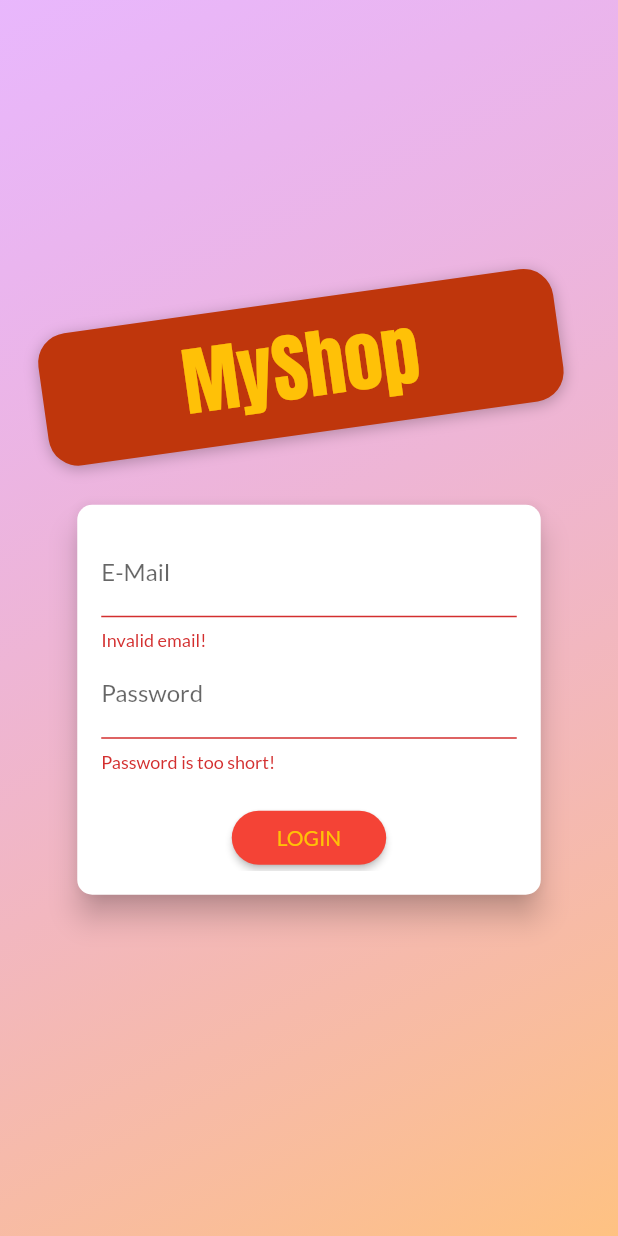
After one commit to dev-marko/shop_app, a Flutter app: the screen it shows after launch, after a tap on "LOGIN", on a phone screen of 412 x 824 dp. The commit adds this screen. Run offline on Flutter 3.47's test engine with Material 2 defaults, Android fonts, the phone set to English and light mode, and no system bars; our stand-ins replace shared_preferences; network calls fail.

Commit message:
Section 11: Adding User Auth

```diff
--- a/lib/main.dart
+++ b/lib/main.dart
@@ -1,4 +1,5 @@
 import 'package:flutter/material.dart';
+import 'package:flutter_complete_guide/screens/splash_screen.dart';
 import 'package:provider/provider.dart';
 
 import './screens/products_overview_screen.dart';
@@ -7,10 +8,12 @@ import './screens/shopping_cart_screen.dart';
 import './screens/orders_screen.dart';
 import './screens/user_products_screen.dart';
 import './screens/edit_product_screen.dart';
+import './screens/auth_screen.dart';
 
 import './providers/products_provider.dart';
 import './providers/shopping_cart_provider.dart';
 import './providers/orders_provider.dart';
+import './providers/auth.dart';
 
 void main() => runApp(MyApp());
 
@@ -19,17 +22,29 @@ class MyApp extends StatelessWidget {
   Widget build(BuildContext context) {
     return MultiProvider(
       providers: [
-        ChangeNotifierProvider(
-          create: (ctx) => Products(),
+        ChangeNotifierProvider.value(
+          value: Auth(),
+        ),
+        ChangeNotifierProxyProvider<Auth, Products>(
+          update: (ctx, auth, previousProducts) => Products(
+            auth.token,
+            auth.userId,
+            previousProducts == null ? [] : previousProducts.items,
+          ),
         ),
         ChangeNotifierProvider(
           create: (ctx) => ShoppingCart(),
         ),
-        ChangeNotifierProvider(
-          create: (ctx) => Orders(),
+        ChangeNotifierProxyProvider<Auth, Orders>(
+          update: (ctx, auth, previousOrders) => Orders(
+            auth.token,
+            auth.userId,
+            previousOrders == null ? [] : previousOrders.orders,
+          ),
         ),
       ],
-      child: MaterialApp(
+      child: Consumer<Auth>(
+        builder: (ctx, auth, _) => MaterialApp(
           title: 'MyShop',
           theme: ThemeData(
             colorScheme: Theme.of(context).colorScheme.copyWith(
@@ -38,8 +53,19 @@ class MyApp extends StatelessWidget {
                 ),
             fontFamily: 'Lato',
           ),
-        home: ProductsOverwiewScreen(),
+          home: auth.isAuth
+              ? ProductsOverwiewScreen()
+              : FutureBuilder(
+                  future: auth.tryAutoLogin(),
+                  builder: (ctx, authResultSnapshot) =>
+                      authResultSnapshot.connectionState ==
+                              ConnectionState.waiting
+                          ? SplashScreen()
+                          : AuthScreen(),
+                ),
           routes: {
+            ProductsOverwiewScreen.routeName: (context) =>
+                ProductsOverwiewScreen(),
             ProductDetailScreen.routeName: (context) => ProductDetailScreen(),
             ShoppingCartScreen.routeName: (context) => ShoppingCartScreen(),
             OrdersScreen.routeName: (context) => OrdersScreen(),
@@ -47,6 +73,7 @@ class MyApp extends StatelessWidget {
             EditProductScreen.routeName: (context) => EditProductScreen(),
           },
         ),
+      ),
     );
   }
 }
--- /dev/null
+++ b/lib/providers/auth.dart
@@ -0,0 +1,131 @@
+import 'dart:async';
+
+import 'package:flutter/widgets.dart';
+import 'package:http/http.dart' as http;
+import 'package:shared_preferences/shared_preferences.dart';
+import 'dart:convert';
+
+import '../models/http_exception.dart';
+
+class Auth with ChangeNotifier {
+  String _token;
+  DateTime _expiryDate;
+  String _userId;
+  Timer _authTimer;
+
+  bool get isAuth {
+    return token != null;
+  }
+
+  String get token {
+    if (_expiryDate != null &&
+        _expiryDate.isAfter(DateTime.now()) &&
+        _token != null) {
+      return _token;
+    }
+    return null;
+  }
+
+  String get userId {
+    return _userId;
+  }
+
+  Future<void> _authenticate(
+      String email, String password, String urlSegment) async {
+    final url = Uri.parse(
+        'https://identitytoolkit.googleapis.com/v1/accounts:$urlSegment?key=AIzaSyC23alwvLw-NiuZb2GJfMZZZrpdsbJ14gY');
+
+    try {
+      final response = await http.post(
+        url,
+        body: json.encode(
+          {
+            'email': email,
+            'password': password,
+            'returnSecureToken': true,
+          },
+        ),
+      );
+
+      final responseData = json.decode(response.body);
+
+      if (responseData['error'] != null) {
+        throw HttpException(responseData['error']['message']);
+      }
+
+      _token = responseData['idToken'];
+      _userId = responseData['localId'];
+      _expiryDate = DateTime.now().add(
+        Duration(
+          seconds: int.parse(responseData['expiresIn']),
+        ),
+      );
+
+      _autoLogout();
+
+      notifyListeners();
+
+      final prefs = await SharedPreferences.getInstance();
+      final userData = json.encode(
+        {
+          'token': _token,
+          'userId': _userId,
+          'expiryDate': _expiryDate.toIso8601String(),
+        },
+      );
+      prefs.setString('userData', userData);
+    } catch (err) {
+      throw err;
+    }
+  }
+
+  Future<void> signup(String email, String password) async {
+    return _authenticate(email, password, 'signUp');
+  }
+
+  Future<void> login(String email, String password) async {
+    return _authenticate(email, password, 'signInWithPassword');
+  }
+
+  Future<bool> tryAutoLogin() async {
+    final prefs = await SharedPreferences.getInstance();
+
+    if (!prefs.containsKey('userData')) {
+      return false;
+    }
+
+    final extractedUserData = json.decode(prefs.get('userData'));
+    final expiryDate = DateTime.parse(extractedUserData['expiryDate']);
+
+    if (expiryDate.isBefore(DateTime.now())) {
+      return false;
+    }
+
+    _token = extractedUserData['token'];
+    _userId = extractedUserData['userId'];
+    _expiryDate = expiryDate;
+    notifyListeners();
+    _autoLogout();
+    return true;
+  }
+
+  void logout() {
+    _token = null;
+    _userId = null;
+    _expiryDate = null;
+    if (_authTimer != null) {
+      _authTimer.cancel();
+      _authTimer = null;
+    }
+    notifyListeners();
+  }
+
+  void _autoLogout() {
+    if (_authTimer != null) {
+      _authTimer.cancel();
+    }
+
+    final timeToExpiry = _expiryDate.difference(DateTime.now()).inSeconds;
+    _authTimer = Timer(Duration(seconds: 3), logout);
+  }
+}
--- a/lib/providers/orders_provider.dart
+++ b/lib/providers/orders_provider.dart
@@ -21,6 +21,10 @@ class OrderItem {
 
 class Orders with ChangeNotifier {
   List<OrderItem> _orders = [];
+  final String authToken;
+  final String userId;
+
+  Orders(this.authToken, this.userId, this._orders);
 
   List<OrderItem> get orders {
     return [..._orders];
@@ -28,8 +32,12 @@ class Orders with ChangeNotifier {
 
   Future<void> fetchOrders() async {
     final Uri url = Uri.https(
-        'shop-app-162ba-default-rtdb.europe-west1.firebasedatabase.app',
-        '/orders.json');
+      'shop-app-162ba-default-rtdb.europe-west1.firebasedatabase.app',
+      '/orders/$userId.json',
+      {
+        'auth': authToken,
+      },
+    );
 
     final response = await http.get(url);
     final List<OrderItem> loadedOrders = [];
@@ -63,8 +71,12 @@ class Orders with ChangeNotifier {
   Future<void> addOrder(
       List<ShoppingCartItem> shoppingCartItems, double total) async {
     final Uri url = Uri.https(
-        'shop-app-162ba-default-rtdb.europe-west1.firebasedatabase.app',
-        '/orders.json');
+      'shop-app-162ba-default-rtdb.europe-west1.firebasedatabase.app',
+      '/orders/$userId.json',
+      {
+        'auth': authToken,
+      },
+    );
 
     final timestamp = DateTime.now();
 
--- /dev/null
+++ b/lib/screens/auth_screen.dart
@@ -0,0 +1,289 @@
+import 'dart:math';
+
+import 'package:flutter/foundation.dart';
+import 'package:flutter/material.dart';
+import 'package:flutter_complete_guide/models/http_exception.dart';
+import 'package:flutter_complete_guide/providers/auth.dart';
+import 'package:provider/provider.dart';
+
+enum AuthMode { Signup, Login }
+
+class AuthScreen extends StatelessWidget {
+  static const routeName = '/auth';
+
+  @override
+  Widget build(BuildContext context) {
+    final deviceSize = MediaQuery.of(context).size;
+    // final transformConfig = Matrix4.rotationZ(-8 * pi / 180);
+    // transformConfig.translate(-10.0);
+    return Scaffold(
+      // resizeToAvoidBottomInset: false,
+      body: Stack(
+        children: <Widget>[
+          Container(
+            decoration: BoxDecoration(
+              gradient: LinearGradient(
+                colors: [
+                  Color.fromRGBO(215, 117, 255, 1).withOpacity(0.5),
+                  Color.fromRGBO(255, 188, 117, 1).withOpacity(0.9),
+                ],
+                begin: Alignment.topLeft,
+                end: Alignment.bottomRight,
+                stops: [0, 1],
+              ),
+            ),
+          ),
+          SingleChildScrollView(
+            child: Container(
+              height: deviceSize.height,
+              width: deviceSize.width,
+              child: Column(
+                mainAxisAlignment: MainAxisAlignment.center,
+                crossAxisAlignment: CrossAxisAlignment.center,
+                children: <Widget>[
+                  Flexible(
+                    child: Container(
+                      margin: EdgeInsets.only(bottom: 20.0),
+                      padding:
+                          EdgeInsets.symmetric(vertical: 8.0, horizontal: 94.0),
+                      transform: Matrix4.rotationZ(-8 * pi / 180)
+                        ..translate(-10.0),
+                      // ..translate(-10.0),
+                      decoration: BoxDecoration(
+                        borderRadius: BorderRadius.circular(20),
+                        color: Colors.deepOrange.shade900,
+                        boxShadow: [
+                          BoxShadow(
+                            blurRadius: 8,
+                            color: Colors.black26,
+                            offset: Offset(0, 2),
+                          )
+                        ],
+                      ),
+                      child: Text(
+                        'MyShop',
+                        style: TextStyle(
+                          color: Theme.of(context).colorScheme.secondary,
+                          fontSize: 50,
+                          fontFamily: 'Anton',
+                          fontWeight: FontWeight.normal,
+                        ),
+                      ),
+                    ),
+                  ),
+                  Flexible(
+                    flex: deviceSize.width > 600 ? 2 : 1,
+                    child: AuthCard(),
+                  ),
+                ],
+              ),
+            ),
+          ),
+        ],
+      ),
+    );
+  }
+}
+
+class AuthCard extends StatefulWidget {
+  const AuthCard({
+    Key key,
+  }) : super(key: key);
+
+  @override
+  _AuthCardState createState() => _AuthCardState();
+}
+
+class _AuthCardState extends State<AuthCard> {
+  final GlobalKey<FormState> _formKey = GlobalKey();
+  AuthMode _authMode = AuthMode.Login;
+  Map<String, String> _authData = {
+    'email': '',
+    'password': '',
+  };
+  var _isLoading = false;
+  final _passwordController = TextEditingController();
+
+  void _showErrorDialog(String message) {
+    showDialog(
+      context: context,
+      builder: (ctx) => AlertDialog(
+        title: Text('An Error Occured!'),
+        content: Text(message),
+        actions: [
+          TextButton(
+            child: Text('OK'),
+            onPressed: () => Navigator.of(context).pop(),
+          ),
+        ],
+      ),
+    );
+  }
+
+  Future<void> _submit() async {
+    if (!_formKey.currentState.validate()) {
+      // Invalid!
+      return;
+    }
+    _formKey.currentState.save();
+    setState(() {
+      _isLoading = true;
+    });
+    try {
+      if (_authMode == AuthMode.Login) {
+        // Log user in
+        await Provider.of<Auth>(context, listen: false)
+            .login(_authData['email'], _authData['password']);
+      } else {
+        // Sign user up
+        await Provider.of<Auth>(context, listen: false).signup(
+          _authData['email'],
+          _authData['password'],
+        );
+      }
+
+
+    } on HttpException catch (error) {
+      String errorMessage = 'Authentication failed.';
+      if (error.toString().contains('EMAIL_EXISTS')) {
+        errorMessage = 'This email address is already in use.';
+      } else if (error.toString().contains('INVALID_EMAIL')) {
+        errorMessage = 'This is not a valid email address';
+      } else if (error.toString().contains('WEAK_PASSWORD')) {
+        errorMessage = 'This password is too weak.';
+      } else if (error.toString().contains('EMAIL_NOT_FOUND')) {
+        errorMessage = 'Email not found.';
+      } else if (error.toString().contains('INVALID_PASSWORD')) {
+        errorMessage = 'Invalid password.';
+      }
+      _showErrorDialog(errorMessage);
+    } catch (error) {
+      const String errorMessage =
+          'Could not authenticate, please try again later.';
+      _showErrorDialog(errorMessage);
+    }
+    setState(() {
+      _isLoading = false;
+    });
+  }
+
+  void _switchAuthMode() {
+    if (_authMode == AuthMode.Login) {
+      setState(() {
+        _authMode = AuthMode.Signup;
+      });
+    } else {
+      setState(() {
+        _authMode = AuthMode.Login;
+      });
+    }
+  }
+
+  @override
+  Widget build(BuildContext context) {
+    final deviceSize = MediaQuery.of(context).size;
+    return Card(
+      shape: RoundedRectangleBorder(
+        borderRadius: BorderRadius.circular(10.0),
+      ),
+      elevation: 8.0,
+      child: Container(
+        height: _authMode == AuthMode.Signup ? 320 : 260,
+        constraints:
+            BoxConstraints(minHeight: _authMode == AuthMode.Signup ? 320 : 260),
+        width: deviceSize.width * 0.75,
+        padding: EdgeInsets.all(16.0),
+        child: Form(
+          key: _formKey,
+          child: SingleChildScrollView(
+            child: Column(
+              children: <Widget>[
+                TextFormField(
+                  decoration: InputDecoration(labelText: 'E-Mail'),
+                  keyboardType: TextInputType.emailAddress,
+                  validator: (value) {
+                    if (value.isEmpty || !value.contains('@')) {
+                      return 'Invalid email!';
+                    }
+                    return null;
+                  },
+                  onSaved: (value) {
+                    _authData['email'] = value;
+                  },
+                ),
+                TextFormField(
+                  decoration: InputDecoration(labelText: 'Password'),
+                  obscureText: true,
+                  controller: _passwordController,
+                  validator: (value) {
+                    if (value.isEmpty || value.length < 5) {
+                      return 'Password is too short!';
+                    }
+                  },
+                  onSaved: (value) {
+                    _authData['password'] = value;
+                  },
+                ),
+                if (_authMode == AuthMode.Signup)
+                  TextFormField(
+                    enabled: _authMode == AuthMode.Signup,
+                    decoration: InputDecoration(labelText: 'Confirm Password'),
+                    obscureText: true,
+                    validator: _authMode == AuthMode.Signup
+                        ? (value) {
+                            if (value != _passwordController.text) {
+                              return 'Passwords do not match!';
+                            }
+                          }
+                        : null,
+                  ),
+                SizedBox(
+                  height: 20,
+                ),
+                if (_isLoading)
+                  CircularProgressIndicator()
+                else
+                  ElevatedButton(
+                    child:
+                        Text(_authMode == AuthMode.Login ? 'LOGIN' : 'SIGN UP'),
+                    onPressed: _submit,
+                    style: ButtonStyle(
+                      shape: MaterialStateProperty.all<RoundedRectangleBorder>(
+                        RoundedRectangleBorder(
+                          borderRadius: BorderRadius.circular(30),
+                        ),
+                      ),
+                      padding: MaterialStateProperty.all<EdgeInsets>(
+                        EdgeInsets.symmetric(
+                          horizontal: 30.0,
+                          vertical: 8.0,
+                        ),
+                      ),
+                      backgroundColor: MaterialStateProperty.all<Color>(
+                          Theme.of(context).colorScheme.primary),
+                      foregroundColor: MaterialStateProperty.all<Color>(
+                          Theme.of(context).colorScheme.secondary),
+                    ),
+                  ),
+                TextButton(
+                  child: Text(
+                      '${_authMode == AuthMode.Login ? 'SIGNUP' : 'LOGIN'} INSTEAD'),
+                  onPressed: _switchAuthMode,
+                  style: ButtonStyle(
+                    padding: MaterialStateProperty.all<EdgeInsets>(
+                      EdgeInsets.symmetric(horizontal: 30.0, vertical: 4),
+                    ),
+                    tapTargetSize: MaterialTapTargetSize.shrinkWrap,
+                    foregroundColor: MaterialStateProperty.all<Color>(
+                      Theme.of(context).colorScheme.primary,
+                    ),
+                  ),
+                ),
+              ],
+            ),
+          ),
+        ),
+      ),
+    );
+  }
+}
--- a/lib/screens/products_overview_screen.dart
+++ b/lib/screens/products_overview_screen.dart
@@ -14,6 +14,7 @@ import '../providers/product.dart';
 enum FilterOptions { Favorites, All }
 
 class ProductsOverwiewScreen extends StatefulWidget {
+  static const String routeName = '/products';
   @override
   State<ProductsOverwiewScreen> createState() => _ProductsOverwiewScreenState();
 }
--- /dev/null
+++ b/lib/screens/splash_screen.dart
@@ -0,0 +1,12 @@
+import 'package:flutter/material.dart';
+
+class SplashScreen extends StatelessWidget {
+  @override
+  Widget build(BuildContext context) {
+    return Scaffold(
+      body: Center(
+        child: Text('Loading...'),
+      ),
+    );
+  }
+}
--- a/lib/widgets/product_item.dart
+++ b/lib/widgets/product_item.dart
@@ -1,4 +1,5 @@
 import 'package:flutter/material.dart';
+import 'package:flutter_complete_guide/providers/auth.dart';
 import 'package:provider/provider.dart';
 
 import '../screens/product_detail_screen.dart';
@@ -18,6 +19,7 @@ class ProductItem extends StatelessWidget {
     final Product product = Provider.of<Product>(context, listen: false);
     final shoppingCartContext =
         Provider.of<ShoppingCart>(context, listen: false);
+    final authData = Provider.of<Auth>(context, listen: false);
 
     return ClipRRect(
       borderRadius: BorderRadius.all(
@@ -43,7 +45,7 @@ class ProductItem extends StatelessWidget {
               icon: Icon(
                   product.isFavorite ? Icons.favorite : Icons.favorite_border),
               onPressed: () {
-                product.toggleFavoriteStatus();
+                product.toggleFavoriteStatus(authData.token, authData.userId);
               },
               color: Theme.of(context).colorScheme.secondary,
             ),
--- a/pubspec.yaml
+++ b/pubspec.yaml
@@ -31,6 +31,7 @@ dependencies:
   provider: ^6.0.5
   intl: ^0.18.0
   http: ^0.13.5
+  shared_preferences: ^0.5.3+1
 
 dev_dependencies:
   flutter_test:
```
Also changed, not shown: lib/providers/product.dart (+10 -7 lines), lib/providers/products_provider.dart (+44 -11 lines), lib/widgets/app_drawer.dart (+13 -1 lines), pubspec.lock. Lines whose indentation alone changed are shown as unchanged.
